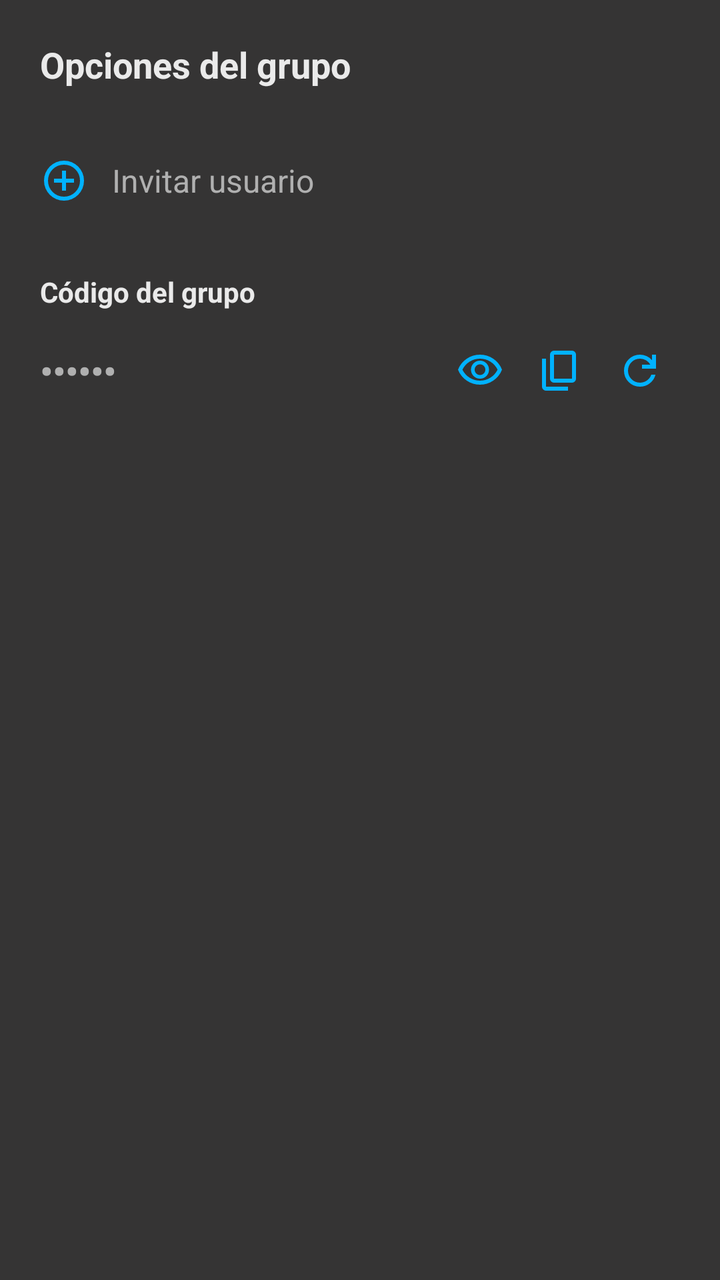
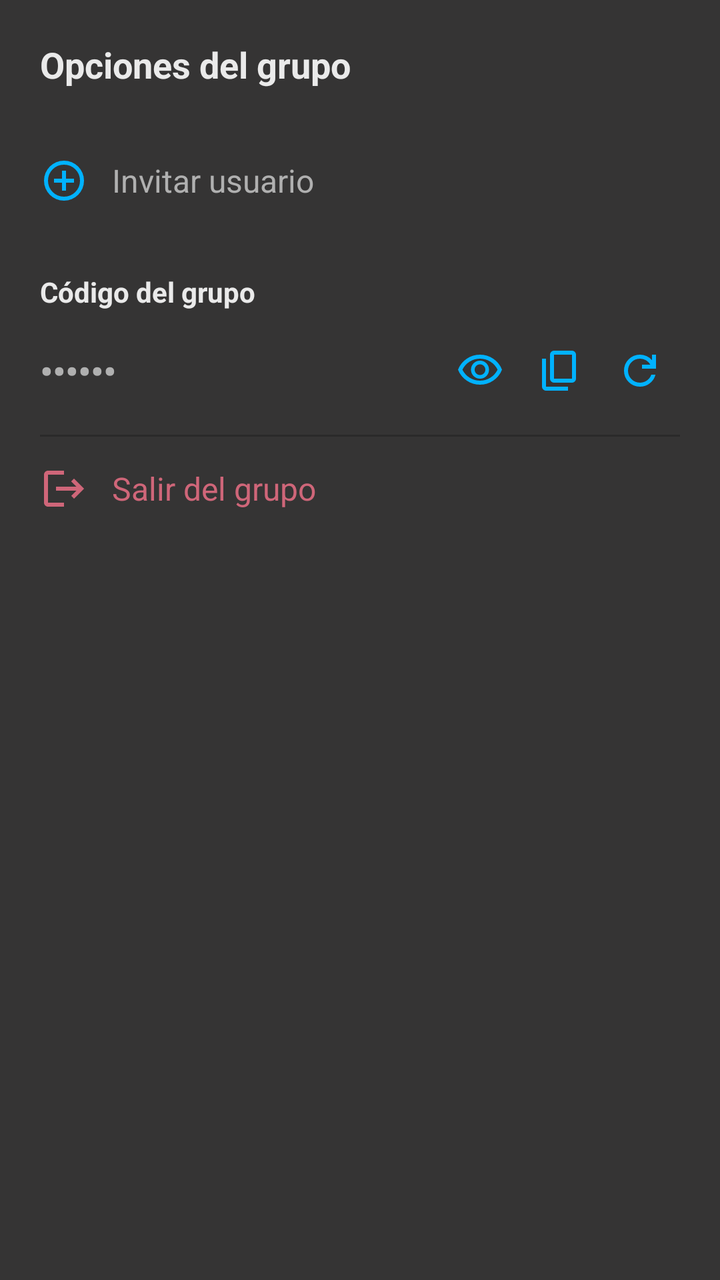

Screens rendered from an Android XML layout before and after an edit, with the pre-edit source and the edit as a unified diff.
<!-- AndroidManifest.xml: application theme Theme.OpenTeseractus -->
<!-- res/layout/bottomsheet_grupo_opciones.xml -->
<?xml version="1.0" encoding="utf-8"?>
<LinearLayout
    xmlns:android="http://schemas.android.com/apk/res/android"
    xmlns:app="http://schemas.android.com/apk/res-auto"
    android:layout_width="match_parent"
    android:layout_height="wrap_content"
    android:orientation="vertical"
    android:padding="20dp">

    <TextView
        android:layout_width="wrap_content"
        android:layout_height="wrap_content"
        android:layout_marginBottom="20dp"
        android:text="Opciones del grupo"
        android:textColor="@color/onSurface"
        android:textSize="18sp"
        android:textStyle="bold" />

    <LinearLayout
        android:id="@+id/btnInvitarUsuario"
        android:layout_width="match_parent"
        android:layout_height="wrap_content"
        android:orientation="horizontal"
        android:paddingVertical="14dp"
        android:gravity="center_vertical"
        android:clickable="true"
        android:focusable="true">

        <ImageView
            android:id="@+id/tint"
            android:layout_width="24dp"
            android:layout_height="24dp"
            android:src="@drawable/ic_add"
            app:tint="@color/primary" />

        <TextView
            android:layout_width="wrap_content"
            android:layout_height="wrap_content"
            android:layout_marginStart="12dp"
            android:text="Invitar usuario"
            android:textColor="@color/onSurfaceVariant"
            android:textSize="16sp" />
    </LinearLayout>

    <TextView
        android:layout_width="wrap_content"
        android:layout_height="wrap_content"
        android:layout_marginTop="20dp"
        android:layout_marginBottom="10dp"
        android:text="Código del grupo"
        android:textColor="@color/onSurface"
        android:textStyle="bold" />

    <LinearLayout
        android:layout_width="match_parent"
        android:layout_height="wrap_content"
        android:orientation="horizontal"
        android:gravity="center_vertical">

        <TextView
            android:id="@+id/tvCodigoGrupo"
            android:layout_width="0dp"
            android:layout_height="wrap_content"
            android:layout_weight="1"
            android:text="••••••"
            android:textColor="@color/onSurfaceVariant"
            android:textSize="18sp"
            android:textStyle="bold" />

        <ImageButton
            android:id="@+id/btnMostrarCodigo"
            android:layout_width="40dp"
            android:layout_height="40dp"
            android:background="@android:color/transparent"
            android:src="@drawable/ic_visibility"
            app:tint="@color/primary" />

        <ImageButton
            android:id="@+id/btnCopiarCodigo"
            android:layout_width="40dp"
            android:layout_height="40dp"
            android:background="@android:color/transparent"
            android:src="@drawable/ic_copy"
            app:tint="@color/primary" />

        <ImageButton
            android:id="@+id/btnRegenerarCodigo"
            android:layout_width="40dp"
            android:layout_height="40dp"
            android:background="@android:color/transparent"
            android:src="@drawable/ic_refresh"
            app:tint="@color/primary" />
    </LinearLayout>

</LinearLayout>
<!-- resources referenced by this layout -->
<resources>
  <color name="onSurface">#EAEAEA</color>
  <color name="onSurfaceVariant">#B0B0B0</color>
  <color name="primary">#00B2FF</color>
  <!-- drawable ic_copy (drawable) -->
  <vector xmlns:android="http://schemas.android.com/apk/res/android"
      android:width="24dp"
      android:height="24dp"
      android:viewportWidth="960"
      android:viewportHeight="960">
    <path
        android:fillColor="@android:color/black"
        android:pathData="M360,720Q327,720 303.5,696.5Q280,673 280,640L280,160Q280,127 303.5,103.5Q327,80 360,80L720,80Q753,80 776.5,103.5Q800,127 800,160L800,640Q800,673 776.5,696.5Q753,720 720,720L360,720ZM360,640L720,640Q720,640 720,640Q720,640 720,640L720,160Q720,160 720,160Q720,160 720,160L360,160Q360,160 360,160Q360,160 360,160L360,640Q360,640 360,640Q360,640 360,640ZM200,880Q167,880 143.5,856.5Q120,833 120,800L120,240L200,240L200,800Q200,800 200,800Q200,800 200,800L640,800L640,880L200,880ZM360,640Q360,640 360,640Q360,640 360,640L360,160Q360,160 360,160Q360,160 360,160L360,160Q360,160 360,160Q360,160 360,160L360,640Q360,640 360,640Q360,640 360,640Z"/>
  </vector>
  <!-- drawable ic_refresh (drawable) -->
  <vector xmlns:android="http://schemas.android.com/apk/res/android"
      android:width="24dp"
      android:height="24dp"
      android:viewportWidth="960"
      android:viewportHeight="960">
    <path
        android:fillColor="@android:color/black"
        android:pathData="M480,800Q346,800 253,707Q160,614 160,480Q160,346 253,253Q346,160 480,160Q549,160 612,188.5Q675,217 720,270L720,160L800,160L800,440L520,440L520,360L688,360Q656,304 600.5,272Q545,240 480,240Q380,240 310,310Q240,380 240,480Q240,580 310,650Q380,720 480,720Q557,720 619,676Q681,632 706,560L790,560Q762,666 676,733Q590,800 480,800Z"/>
  </vector>
  <style name="Theme.OpenTeseractus" parent="Base.Theme.OpenTeseractus" />
  <style name="Base.Theme.OpenTeseractus" parent="Theme.Material3.DayNight.NoActionBar">
          <item name="colorPrimary">@color/primary</item>
          <item name="colorPrimaryContainer">@color/primaryContainer</item>
  
          <item name="android:colorBackground">@color/background</item>
  
          <item name="colorSurface">@color/surface</item>
          <item name="colorSurfaceVariant">@color/surfaceVariant</item>
  
          <item name="colorOnBackground">@color/onBackground</item>
          <item name="colorOnSurface">@color/onSurface</item>
          <item name="colorOnSurfaceVariant">@color/onSurfaceVariant</item>
  
          <item name="android:textColor">@color/onSurfaceVariant</item>
  
          
          <item name="colorOutline">@color/border</item>
          <item name="colorOutlineVariant">@color/borderLight</item>
  
          <item name="bottomSheetDialogTheme">@style/BottomSheetTheme</item>
  
          <item name="elevationOverlayEnabled">true</item>
      </style>
  <color name="primaryContainer">#03DBFF</color>
  <color name="background">#353434</color>
  <color name="surface">#1E1E1E</color>
  <color name="surfaceVariant">#2A2A2A</color>
  <color name="onBackground">#FFFFFF</color>
  <color name="border">#000000</color>
  <color name="borderLight">#000000</color>
  <style name="BottomSheetTheme" parent="ThemeOverlay.Material3.BottomSheetDialog">
          <item name="bottomSheetStyle">@style/CustomBottomSheet</item>
      </style>
  <style name="CustomBottomSheet" parent="Widget.Material3.BottomSheet.Modal">
          <item name="android:background">@color/surface</item>
      </style>
  <!-- unchanged entries left out for length: 2 -->
</resources>

<!-- the commit's change to res/layout/bottomsheet_grupo_opciones.xml (unified diff, before → after) -->
@@ -92,4 +92,35 @@
             app:tint="@color/primary" />
     </LinearLayout>
 
+    <View
+        android:layout_width="match_parent"
+        android:layout_height="1dp"
+        android:layout_marginTop="12dp"
+        android:background="@color/surfaceVariant" />
+
+    <LinearLayout
+        android:id="@+id/btnSalirGrupo"
+        android:layout_width="match_parent"
+        android:layout_height="wrap_content"
+        android:orientation="horizontal"
+        android:paddingVertical="14dp"
+        android:gravity="center_vertical"
+        android:clickable="true"
+        android:focusable="true">
+
+        <ImageView
+            android:layout_width="24dp"
+            android:layout_height="24dp"
+            android:src="@drawable/ic_logout"
+            app:tint="@color/error" />
+
+        <TextView
+            android:layout_width="wrap_content"
+            android:layout_height="wrap_content"
+            android:layout_marginStart="12dp"
+            android:text="Salir del grupo"
+            android:textColor="@color/error"
+            android:textSize="16sp" />
+    </LinearLayout>
+
 </LinearLayout>
<!-- resource entries referenced after the edit -->
@@ -1,5 +1,6 @@
 <!-- resources referenced by this layout -->
 <resources>
+  <color name="error">#CF6679</color>
   <color name="onSurface">#EAEAEA</color>
   <color name="onSurfaceVariant">#B0B0B0</color>
   <color name="primary">#00B2FF</color>
@@ -12,6 +13,18 @@
     <path
         android:fillColor="@android:color/black"
         android:pathData="M360,720Q327,720 303.5,696.5Q280,673 280,640L280,160Q280,127 303.5,103.5Q327,80 360,80L720,80Q753,80 776.5,103.5Q800,127 800,160L800,640Q800,673 776.5,696.5Q753,720 720,720L360,720ZM360,640L720,640Q720,640 720,640Q720,640 720,640L720,160Q720,160 720,160Q720,160 720,160L360,160Q360,160 360,160Q360,160 360,160L360,640Q360,640 360,640Q360,640 360,640ZM200,880Q167,880 143.5,856.5Q120,833 120,800L120,240L200,240L200,800Q200,800 200,800Q200,800 200,800L640,800L640,880L200,880ZM360,640Q360,640 360,640Q360,640 360,640L360,160Q360,160 360,160Q360,160 360,160L360,160Q360,160 360,160Q360,160 360,160L360,640Q360,640 360,640Q360,640 360,640Z"/>
+  </vector>
+  <!-- drawable ic_logout (drawable) -->
+  <?xml version="1.0" encoding="utf-8"?>
+  <vector xmlns:android="http://schemas.android.com/apk/res/android"
+      android:width="24dp"
+      android:height="24dp"
+      android:viewportWidth="24"
+      android:viewportHeight="24"
+      android:tint="?attr/colorControlNormal">
+    <path
+        android:fillColor="@android:color/white"
+        android:pathData="M17,7l-1.41,1.41L18.17,11H8v2h10.17l-2.58,2.58L17,17l5,-5zM4,5h8V3H4C2.9,3 2,3.9 2,5v14c0,1.1 0.9,2 2,2h8v-2H4V5z"/>
   </vector>
   <!-- drawable ic_refresh (drawable) -->
   <vector xmlns:android="http://schemas.android.com/apk/res/android"
